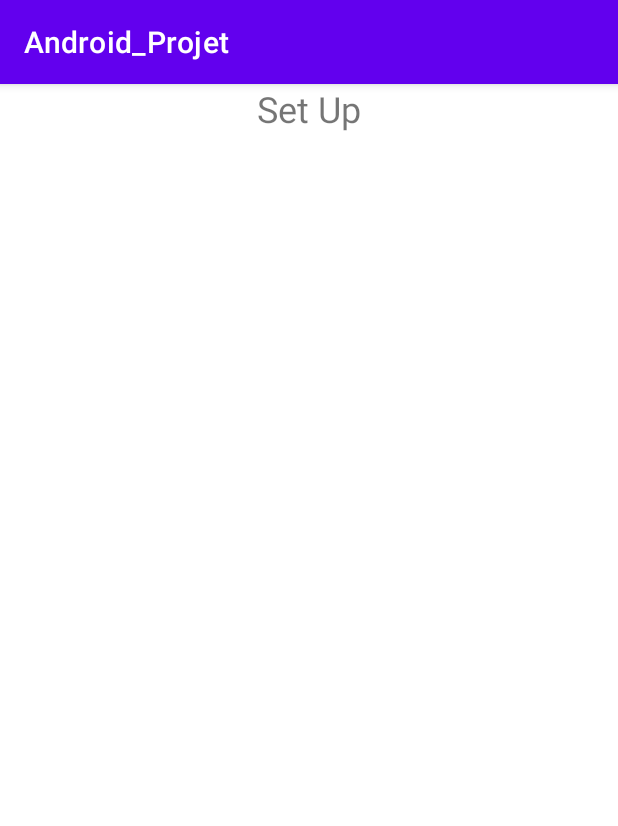
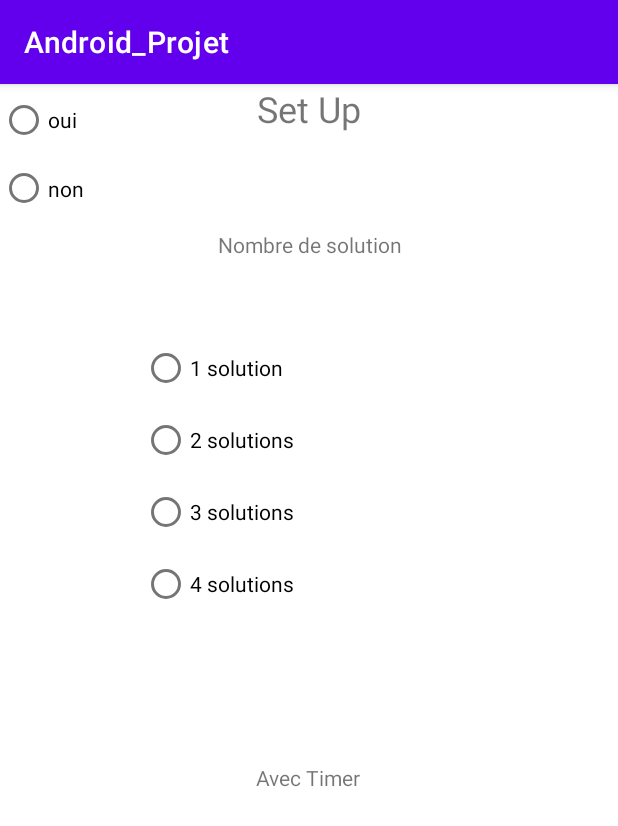
Before and after one commit to blochdu62/Android_Projet, an Android app: the fragment setUpFragment shown on its own in the app's theme, on a phone screen of 412 x 824 dp. Shown: the top 826 px of the screen. Run offline under Robolectric (Android 15) with nearby library versions, the phone set to English and light mode, and no system bars.

Commit message:
Setup avec button

```diff
--- a/app/src/main/res/layout/fragment_set_up.xml
+++ b/app/src/main/res/layout/fragment_set_up.xml
@@ -17,4 +17,81 @@
         app:layout_constraintEnd_toEndOf="parent"
         app:layout_constraintStart_toStartOf="parent" />
 
+    <RadioGroup
+        android:id="@+id/radioGroup"
+        android:layout_width="277dp"
+        android:layout_height="231dp"
+        android:layout_marginTop="100dp"
+        app:layout_constraintEnd_toEndOf="parent"
+        app:layout_constraintHorizontal_bias="0.701"
+        app:layout_constraintStart_toStartOf="parent"
+        app:layout_constraintTop_toBottomOf="@+id/Jouer">
+
+        <RadioButton
+            android:id="@+id/une_solution"
+            android:layout_width="match_parent"
+            android:layout_height="wrap_content"
+            android:text="1 solution" />
+
+        <RadioButton
+            android:id="@+id/deux_solutions"
+            android:layout_width="match_parent"
+            android:layout_height="wrap_content"
+            android:text="2 solutions" />
+
+        <RadioButton
+            android:id="@+id/troix_solutions"
+            android:layout_width="match_parent"
+            android:layout_height="wrap_content"
+            android:text="3 solutions" />
+
+        <RadioButton
+            android:id="@+id/quatre_solutions"
+            android:layout_width="match_parent"
+            android:layout_height="wrap_content"
+            android:text="4 solutions" />
+    </RadioGroup>
+
+    <TextView
+        android:id="@+id/textView"
+        android:layout_width="227dp"
+        android:layout_height="48dp"
+        android:layout_marginTop="32dp"
+        android:text="Nombre de solution"
+        android:textAlignment="center"
+        app:layout_constraintEnd_toEndOf="parent"
+        app:layout_constraintStart_toStartOf="parent"
+        app:layout_constraintTop_toBottomOf="@+id/Jouer" />
+
+    <TextView
+        android:id="@+id/textView2"
+        android:layout_width="212dp"
+        android:layout_height="69dp"
+        android:layout_marginTop="56dp"
+        android:text="Avec Timer"
+        android:textAlignment="center"
+        app:layout_constraintEnd_toEndOf="parent"
+        app:layout_constraintHorizontal_bias="0.497"
+        app:layout_constraintStart_toStartOf="parent"
+        app:layout_constraintTop_toBottomOf="@+id/radioGroup" />
+
+    <RadioGroup
+        android:layout_width="167dp"
+        android:layout_height="91dp"
+        tools:layout_editor_absoluteX="122dp"
+        tools:layout_editor_absoluteY="565dp" >
+
+        <RadioButton
+            android:id="@+id/avec_timer"
+            android:layout_width="match_parent"
+            android:layout_height="wrap_content"
+            android:text="oui" />
+
+        <RadioButton
+            android:id="@+id/sans_timer"
+            android:layout_width="match_parent"
+            android:layout_height="wrap_content"
+            android:text="non" />
+    </RadioGroup>
+
 </androidx.constraintlayout.widget.ConstraintLayout>
```
